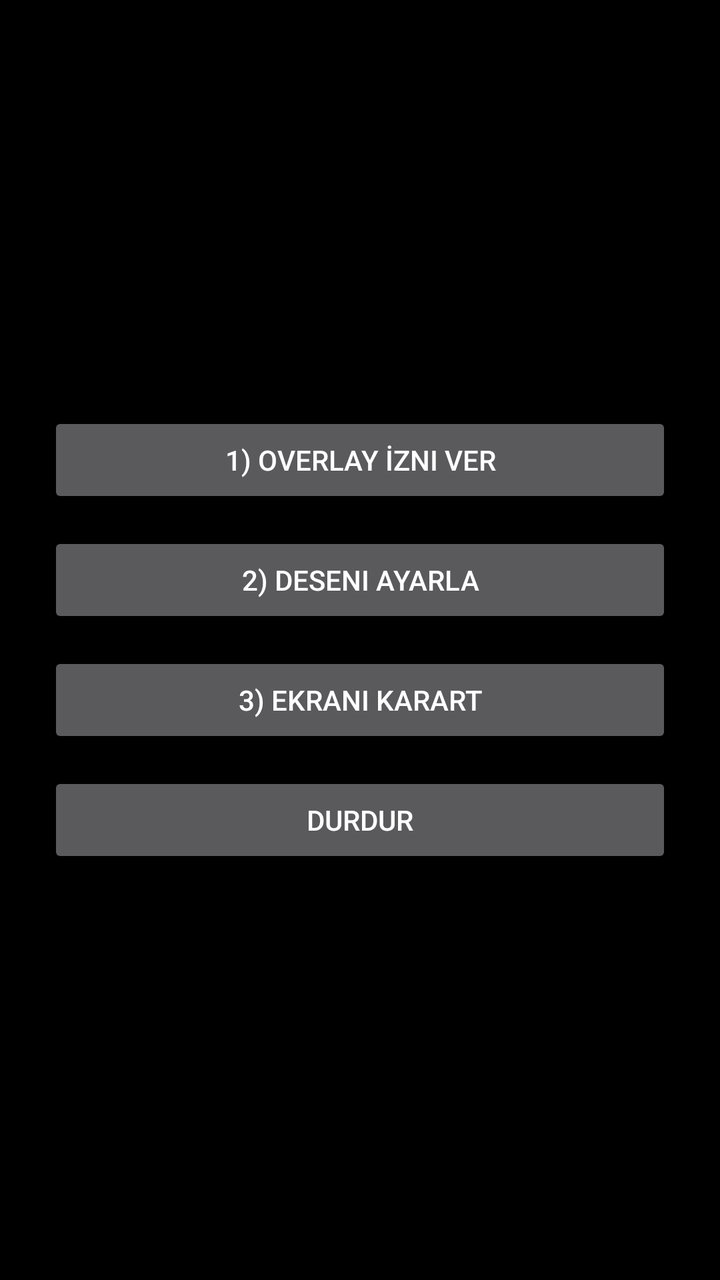
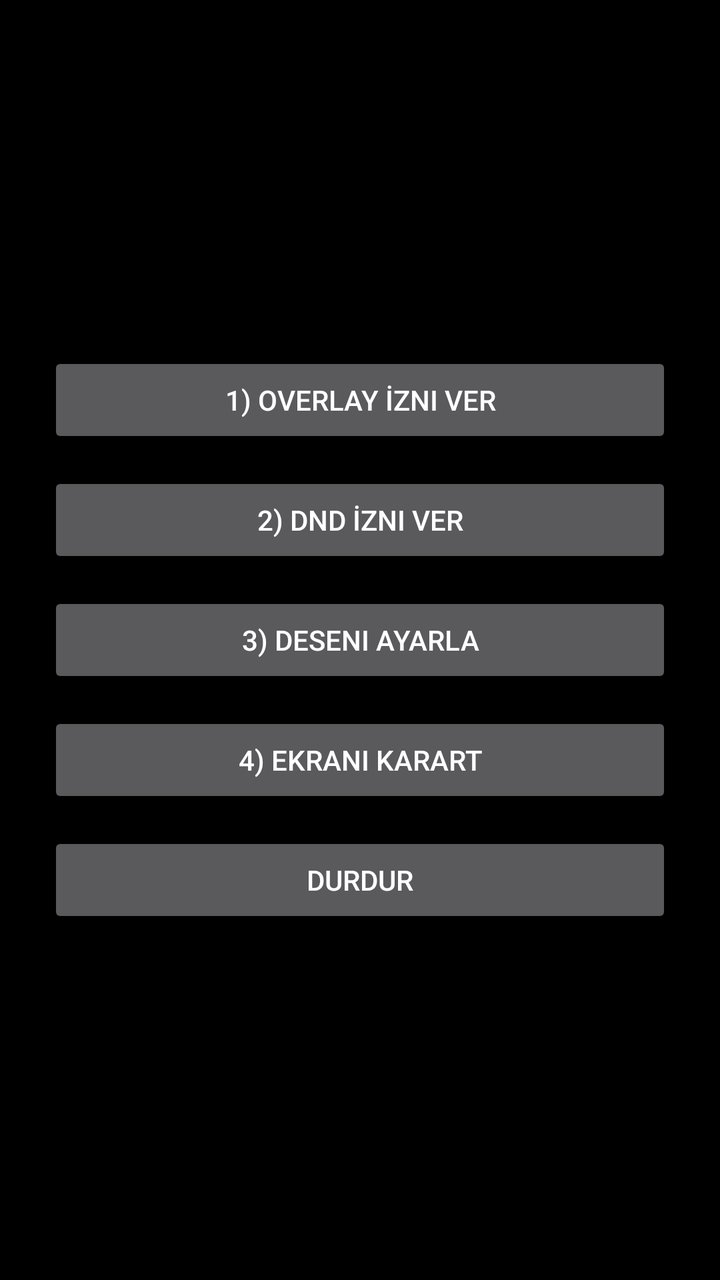

An Android layout rendered at two revisions. The XML below is the earlier revision; the diff shows what the commit changed to produce the second picture.
<!-- AndroidManifest.xml: application theme AppTheme -->
<!-- res/layout/activity_main.xml -->
<?xml version="1.0" encoding="utf-8"?>
<LinearLayout xmlns:android="http://schemas.android.com/apk/res/android"
    android:layout_width="match_parent"
    android:layout_height="match_parent"
    android:orientation="vertical"
    android:padding="24dp"
    android:gravity="center"
    android:background="@android:color/black">

    <Button
        android:id="@+id/btnOverlayPermission"
        android:layout_width="match_parent"
        android:layout_height="wrap_content"
        android:text="1) Overlay İzni Ver"/>

    <Button
        android:id="@+id/btnSetPattern"
        android:layout_width="match_parent"
        android:layout_height="wrap_content"
        android:layout_marginTop="12dp"
        android:text="2) Deseni Ayarla"/>

    <Button
        android:id="@+id/btnStart"
        android:layout_width="match_parent"
        android:layout_height="wrap_content"
        android:layout_marginTop="12dp"
        android:text="3) Ekranı Karart"/>

    <Button
        android:id="@+id/btnStop"
        android:layout_width="match_parent"
        android:layout_height="wrap_content"
        android:layout_marginTop="12dp"
        android:text="Durdur"/>
</LinearLayout>
<!-- resources referenced by this layout -->
<resources>
  <style name="AppTheme" parent="Theme.AppCompat.NoActionBar">
          <item name="android:windowBackground">@android:color/black</item>
          <item name="android:statusBarColor">@android:color/black</item>
      </style>
</resources>

<!-- the commit's change to res/layout/activity_main.xml (unified diff, before → after) -->
@@ -14,18 +14,25 @@
         android:text="1) Overlay İzni Ver"/>
 
     <Button
+        android:id="@+id/btnDndPermission"
+        android:layout_width="match_parent"
+        android:layout_height="wrap_content"
+        android:layout_marginTop="12dp"
+        android:text="2) DND İzni Ver"/>
+
+    <Button
         android:id="@+id/btnSetPattern"
         android:layout_width="match_parent"
         android:layout_height="wrap_content"
         android:layout_marginTop="12dp"
-        android:text="2) Deseni Ayarla"/>
+        android:text="3) Deseni Ayarla"/>
 
     <Button
         android:id="@+id/btnStart"
         android:layout_width="match_parent"
         android:layout_height="wrap_content"
         android:layout_marginTop="12dp"
-        android:text="3) Ekranı Karart"/>
+        android:text="4) Ekranı Karart"/>
 
     <Button
         android:id="@+id/btnStop"
